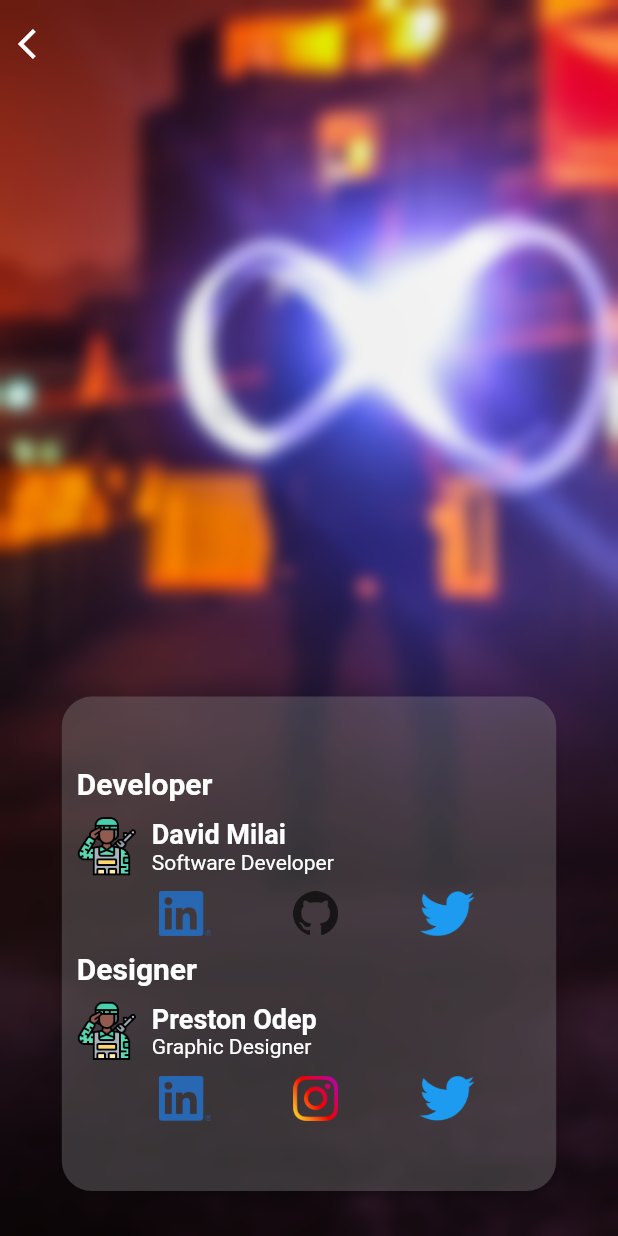
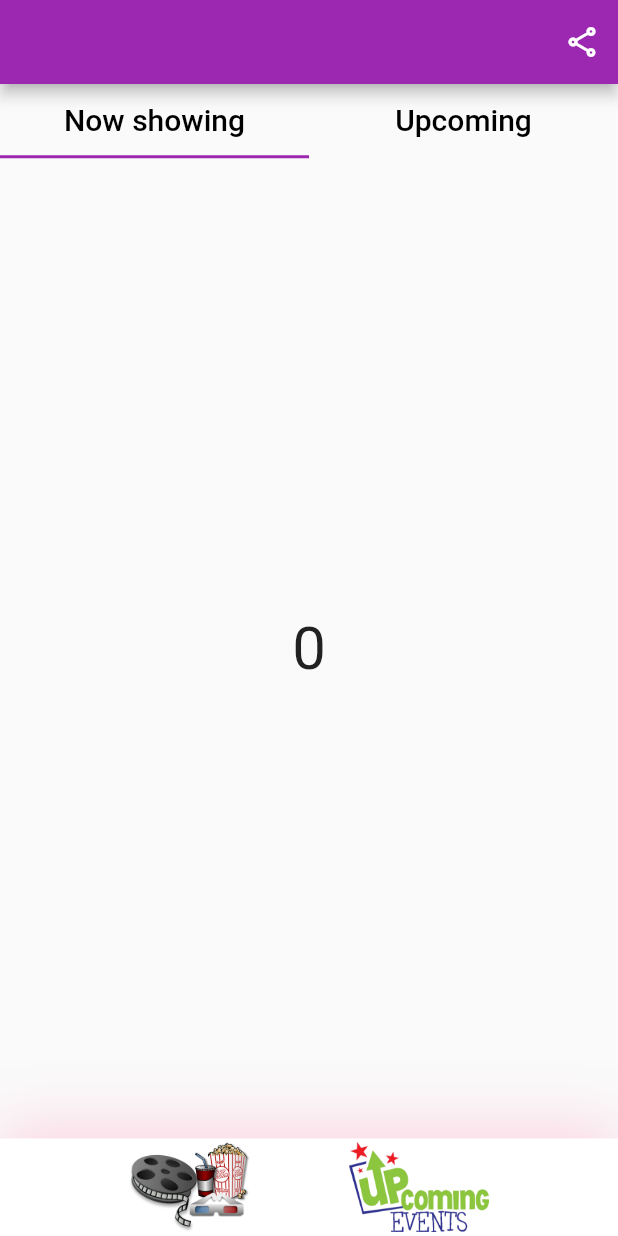
Before and after one commit to DavidMilai/Nairobi-Social-Life, a Flutter app: the screen it shows after launch, on a phone screen of 412 x 824 dp. Run offline on Flutter 3.47's test engine with Material 2 defaults, Android fonts, the phone set to English and light mode, and no system bars; our stand-ins replace hive, hive_flutter; accounts and stored records are empty.

Commit message:
movies tab

```diff
--- a/lib/routes.dart
+++ b/lib/routes.dart
@@ -1,13 +1,16 @@
 import 'package:nairobi_social_life/screens/about_app_screen.dart';
+import 'package:nairobi_social_life/screens/home_screen.dart';
 
 import 'screens/splash_screen.dart';
 
 var routes = {
   RouteConfig.defaultRoute: (context) => SplashScreen(),
   RouteConfig.aboutApp: (context) => AboutAppScreen(),
+  RouteConfig.home: (context) => HomeScreen(),
 };
 
 class RouteConfig {
   static final defaultRoute = "/";
   static final aboutApp = "aboutApp";
+  static final home = "home";
 }
--- a/lib/screens/about_app_screen.dart
+++ b/lib/screens/about_app_screen.dart
@@ -1,6 +1,7 @@
 import 'dart:ui';
 
 import 'package:flutter/material.dart';
+import 'package:flutter/services.dart';
 import 'package:nairobi_social_life/widgets/about_user.dart';
 import 'package:nairobi_social_life/widgets/logo_button.dart';
 import 'package:url_launcher/url_launcher.dart';
@@ -15,7 +16,7 @@ class AboutAppScreen extends StatefulWidget {
 class _AboutAppScreenState extends State<AboutAppScreen> {
   @override
   Widget build(BuildContext context) {
-    //SystemChrome.setEnabledSystemUIOverlays([SystemUiOverlay.bottom]);
+    SystemChrome.setEnabledSystemUIOverlays([SystemUiOverlay.bottom]);
     Size size = MediaQuery.of(context).size;
     return Scaffold(
       body: Container(
@@ -34,7 +35,7 @@ class _AboutAppScreenState extends State<AboutAppScreen> {
                   SizedBox(height: 5),
                   IconButton(
                       onPressed: () {
-                        // Navigator.pop(context);
+                        Navigator.pop(context);
                       },
                       icon: Icon(
                         Icons.arrow_back_ios,
--- /dev/null
+++ b/lib/screens/home_screen.dart
@@ -0,0 +1,55 @@
+import 'package:flutter/material.dart';
+import 'package:nairobi_social_life/tabs/movies_tab.dart';
+import 'package:nairobi_social_life/widgets/logo_button.dart';
+
+import '../routes.dart';
+
+class HomeScreen extends StatefulWidget {
+  @override
+  _HomeScreenState createState() => _HomeScreenState();
+}
+
+class _HomeScreenState extends State<HomeScreen> {
+  @override
+  Widget build(BuildContext context) {
+    return Scaffold(
+      appBar: AppBar(
+        actions: [
+          IconButton(
+              onPressed: () {
+                Navigator.pushNamed(context, RouteConfig.aboutApp);
+              },
+              icon: Icon(Icons.share_outlined))
+        ],
+      ),
+      body: Column(
+        children: [MoviesTab()],
+      ),
+      bottomNavigationBar: Container(
+        height: 65,
+        padding: EdgeInsets.only(
+          left: 20,
+          right: 20,
+        ),
+        decoration: BoxDecoration(color: Colors.white, boxShadow: [
+          BoxShadow(
+            offset: Offset(0, -8),
+            blurRadius: 35,
+            color: Colors.pinkAccent.withOpacity(0.2),
+          ),
+        ]),
+        child: Row(
+          mainAxisAlignment: MainAxisAlignment.spaceEvenly,
+          children: [
+            Container(
+                height: 60,
+                child: LogoButton(imageLocation: 'images/movies.png')),
+            Container(
+                height: 60,
+                child: LogoButton(imageLocation: 'images/events.png')),
+          ],
+        ),
+      ),
+    );
+  }
+}
--- a/lib/screens/splash_screen.dart
+++ b/lib/screens/splash_screen.dart
@@ -9,7 +9,7 @@ class SplashScreen extends StatefulWidget {
 
 class _SplashScreenState extends State<SplashScreen> {
   void navigate() {
-    Navigator.pushReplacementNamed(context, RouteConfig.aboutApp);
+    Navigator.pushReplacementNamed(context, RouteConfig.home);
   }
 
   void initDatabase() async {
--- /dev/null
+++ b/lib/tabs/movies_tab.dart
@@ -0,0 +1,52 @@
+import 'package:flutter/material.dart';
+
+class MoviesTab extends StatefulWidget {
+  @override
+  _MoviesTabState createState() => _MoviesTabState();
+}
+
+class _MoviesTabState extends State<MoviesTab> {
+  @override
+  Widget build(BuildContext context) {
+    Size size = MediaQuery.of(context).size;
+    return Expanded(
+      child: DefaultTabController(
+          length: 2,
+          child: Column(
+            children: [
+              Container(
+                height: size.height * 0.06,
+                child: TabBar(
+                  tabs: [
+                    Text(
+                      'Now showing',
+                      style: TextStyle(color: Colors.black, fontSize: 20),
+                    ),
+                    Text(
+                      'Upcoming',
+                      style: TextStyle(color: Colors.black, fontSize: 20),
+                    ),
+                  ],
+                ),
+              ),
+              Expanded(
+                child: TabBarView(
+                  children: [
+                    Center(
+                        child: Text(
+                      "0",
+                      style: TextStyle(fontSize: 40),
+                    )),
+                    Center(
+                        child: Text(
+                      "1",
+                      style: TextStyle(fontSize: 40),
+                    )),
+                  ],
+                ),
+              ),
+            ],
+          )),
+    );
+  }
+}
```
Also changed, not shown: images/events.png (added), images/movies.png (added).
